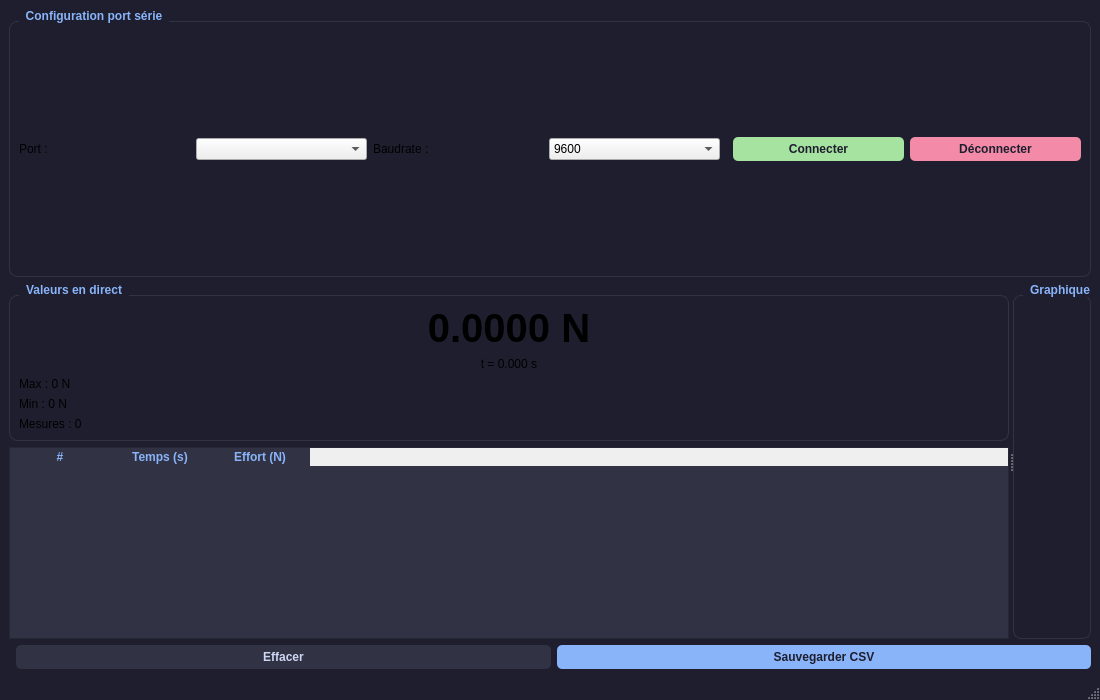
The window that python/ui_mainwindow.ui (Gphoebus/peson) describes before a commit, drawn with Qt 5.
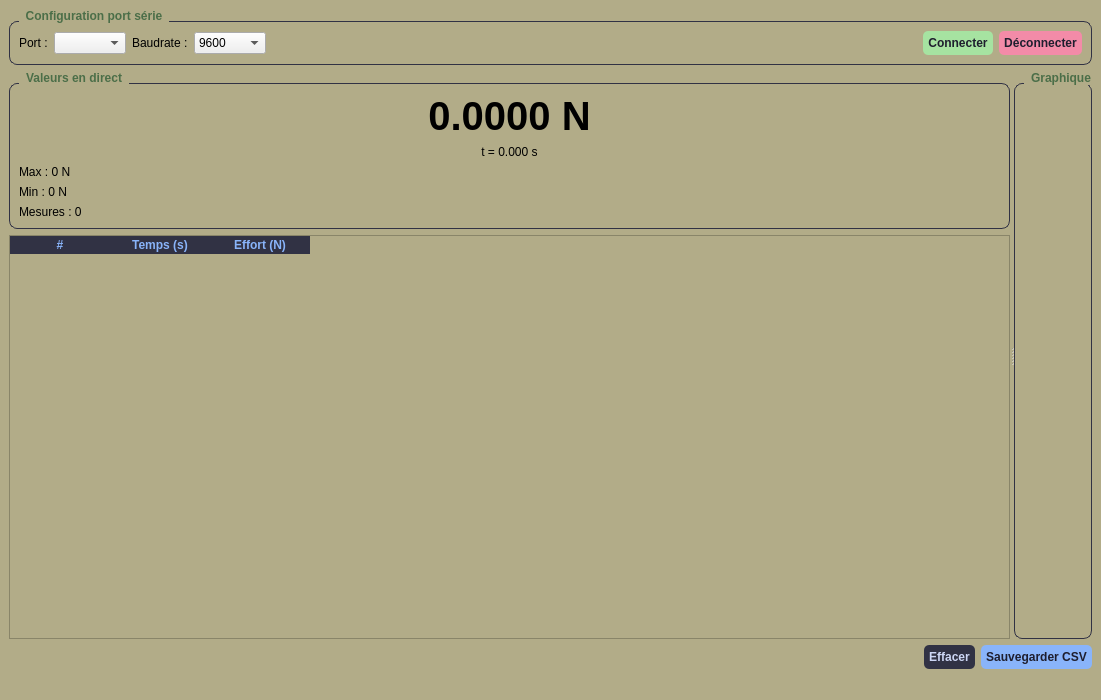
The same window after the commit. Icons and pictures are not drawn.

```diff
--- a/python/ui_mainwindow.ui
+++ b/python/ui_mainwindow.ui
@@ -6,7 +6,7 @@
    <rect>
     <x>0</x>
     <y>0</y>
-    <width>1100</width>
+    <width>1101</width>
     <height>700</height>
    </rect>
   </property>
@@ -15,26 +15,38 @@
   </property>
   <property name="styleSheet">
    <string notr="true">
-    QMainWindow { background-color: #1e1e2e; color: #cdd6f4; font-family: 'Segoe UI'; }
-    QGroupBox { border: 1px solid #313244; border-radius: 8px; margin-top: 12px; font-weight: bold; color: #89b4fa; }
+    QMainWindow { background-color: #B2AC88; color: #898989; font-family: 'Segoe UI'; }
+    QGroupBox { border: 1px solid #313244; border-radius: 8px; margin-top: 12px; font-weight: bold; color: #4b6e48; }
     QGroupBox::title { subcontrol-origin: margin; left: 10px; padding: 0 5px; }
     QPushButton { background-color: #313244; border-radius: 5px; padding: 5px; color: #cdd6f4; font-weight: bold; }
     QPushButton:hover { background-color: #45475a; }
     #btn_connect { background-color: #a6e3a1; color: #1e1e2e; }
     #btn_disconnect { background-color: #f38ba8; color: #1e1e2e; }
     #btn_save { background-color: #89b4fa; color: #1e1e2e; }
-    QTableWidget { background-color: #313244; gridline-color: #45475a; color: #cdd6f4; }
+    QTableWidget { background-color: #4b6e48; gridline-color: #45475a; color: #898989; }
     QHeaderView::section { background-color: #313244; color: #89b4fa; font-weight: bold; border: none; }
-   </string>
+   QSplitter{ background-color: #B2AC88;}</string>
   </property>
   <widget class="QWidget" name="centralwidget">
    <layout class="QVBoxLayout" name="verticalLayout_root">
     <item>
      <widget class="QGroupBox" name="groupConfig">
+      <property name="enabled">
+       <bool>true</bool>
+      </property>
+      <property name="sizePolicy">
+       <sizepolicy hsizetype="Preferred" vsizetype="Fixed">
+        <horstretch>0</horstretch>
+        <verstretch>0</verstretch>
+       </sizepolicy>
+      </property>
       <property name="title">
        <string>Configuration port série</string>
       </property>
-      <layout class="QHBoxLayout" name="horizontalLayout_config">
+      <layout class="QHBoxLayout" name="horizontalLayout_config" stretch="0,0,0,0,0,0,0">
+       <property name="sizeConstraint">
+        <enum>QLayout::SetDefaultConstraint</enum>
+       </property>
        <item>
         <widget class="QLabel" name="label">
          <property name="text">
@@ -54,8 +66,16 @@
        </item>
        <item>
         <widget class="QComboBox" name="combo_baud">
-         <item><property name="text"><string>9600</string></property></item>
-         <item><property name="text"><string>115200</string></property></item>
+         <item>
+          <property name="text">
+           <string>9600</string>
+          </property>
+         </item>
+         <item>
+          <property name="text">
+           <string>115200</string>
+          </property>
+         </item>
         </widget>
        </item>
        <item>
@@ -63,6 +83,12 @@
          <property name="orientation">
           <enum>Qt::Horizontal</enum>
          </property>
+         <property name="sizeHint" stdset="0">
+          <size>
+           <width>0</width>
+           <height>0</height>
+          </size>
+         </property>
         </spacer>
        </item>
        <item>
@@ -87,6 +113,9 @@
     </item>
     <item>
      <widget class="QSplitter" name="splitter">
+      <property name="styleSheet">
+       <string notr="true"> background-color: #B2AC88;</string>
+      </property>
       <property name="orientation">
        <enum>Qt::Horizontal</enum>
       </property>
@@ -147,6 +176,178 @@
         </item>
         <item>
          <widget class="QTableWidget" name="table">
+          <property name="palette">
+           <palette>
+            <active>
+             <colorrole role="WindowText">
+              <brush brushstyle="SolidPattern">
+               <color alpha="255">
+                <red>137</red>
+                <green>137</green>
+                <blue>137</blue>
+               </color>
+              </brush>
+             </colorrole>
+             <colorrole role="Button">
+              <brush brushstyle="SolidPattern">
+               <color alpha="255">
+                <red>178</red>
+                <green>172</green>
+                <blue>136</blue>
+               </color>
+              </brush>
+             </colorrole>
+             <colorrole role="Text">
+              <brush brushstyle="SolidPattern">
+               <color alpha="255">
+                <red>137</red>
+                <green>137</green>
+                <blue>137</blue>
+               </color>
+              </brush>
+             </colorrole>
+             <colorrole role="ButtonText">
+              <brush brushstyle="SolidPattern">
+               <color alpha="255">
+                <red>137</red>
+                <green>137</green>
+                <blue>137</blue>
+               </color>
+              </brush>
+             </colorrole>
+             <colorrole role="Base">
+              <brush brushstyle="SolidPattern">
+               <color alpha="255">
+                <red>178</red>
+                <green>172</green>
+                <blue>136</blue>
+               </color>
+              </brush>
+             </colorrole>
+             <colorrole role="Window">
+              <brush brushstyle="SolidPattern">
+               <color alpha="255">
+                <red>178</red>
+                <green>172</green>
+                <blue>136</blue>
+               </color>
+              </brush>
+             </colorrole>
+            </active>
+            <inactive>
+             <colorrole role="WindowText">
+              <brush brushstyle="SolidPattern">
+               <color alpha="255">
+                <red>137</red>
+                <green>137</green>
+                <blue>137</blue>
+               </color>
+              </brush>
+             </colorrole>
+             <colorrole role="Button">
+              <brush brushstyle="SolidPattern">
+               <color alpha="255">
+                <red>178</red>
+                <green>172</green>
+                <blue>136</blue>
+               </color>
+              </brush>
+             </colorrole>
+             <colorrole role="Text">
+              <brush brushstyle="SolidPattern">
+               <color alpha="255">
+                <red>137</red>
+                <green>137</green>
+                <blue>137</blue>
+               </color>
+              </brush>
+             </colorrole>
+             <colorrole role="ButtonText">
+              <brush brushstyle="SolidPattern">
+               <color alpha="255">
+                <red>137</red>
+                <green>137</green>
+                <blue>137</blue>
+               </color>
+              </brush>
+             </colorrole>
+             <colorrole role="Base">
+              <brush brushstyle="SolidPattern">
+               <color alpha="255">
+                <red>178</red>
+                <green>172</green>
+                <blue>136</blue>
+               </color>
+              </brush>
+             </colorrole>
+             <colorrole role="Window">
+              <brush brushstyle="SolidPattern">
+               <color alpha="255">
+                <red>178</red>
+                <green>172</green>
+                <blue>136</blue>
+               </color>
+              </brush>
+             </colorrole>
+            </inactive>
+            <disabled>
+             <colorrole role="WindowText">
+              <brush brushstyle="SolidPattern">
+               <color alpha="255">
+                <red>137</red>
+                <green>137</green>
+                <blue>137</blue>
+               </color>
+              </brush>
+             </colorrole>
+             <colorrole role="Button">
+              <brush brushstyle="SolidPattern">
+               <color alpha="255">
+                <red>178</red>
+                <green>172</green>
+                <blue>136</blue>
+               </color>
+              </brush>
+             </colorrole>
+             <colorrole role="Text">
+              <brush brushstyle="SolidPattern">
+               <color alpha="255">
+                <red>137</red>
+                <green>137</green>
+                <blue>137</blue>
+               </color>
+              </brush>
+             </colorrole>
+             <colorrole role="ButtonText">
+              <brush brushstyle="SolidPattern">
+               <color alpha="255">
+                <red>137</red>
+                <green>137</green>
+                <blue>137</blue>
+               </color>
+              </brush>
+             </colorrole>
+             <colorrole role="Base">
+              <brush brushstyle="SolidPattern">
+               <color alpha="255">
+                <red>178</red>
+                <green>172</green>
+                <blue>136</blue>
+               </color>
+              </brush>
+             </colorrole>
+             <colorrole role="Window">
+              <brush brushstyle="SolidPattern">
+               <color alpha="255">
+                <red>178</red>
+                <green>172</green>
+                <blue>136</blue>
+               </color>
+              </brush>
+             </colorrole>
+            </disabled>
+           </palette>
+          </property>
           <column>
            <property name="text">
             <string>#</string>
@@ -182,6 +383,12 @@
         <property name="orientation">
          <enum>Qt::Horizontal</enum>
         </property>
+        <property name="sizeHint" stdset="0">
+         <size>
+          <width>13</width>
+          <height>13</height>
+         </size>
+        </property>
        </spacer>
       </item>
       <item>
@@ -202,6 +409,11 @@
     </item>
    </layout>
   </widget>
-  <widget class="QStatusBar" name="statusbar"/>
+  <widget class="QStatusBar" name="statusbar">
+   <property name="styleSheet">
+    <string notr="true">background-color: #B2AC88; color: #898989;
+</string>
+   </property>
+  </widget>
  </widget>
 </ui>
```
Left out of the diff: 11 changed lines with no effect on the pictures.
